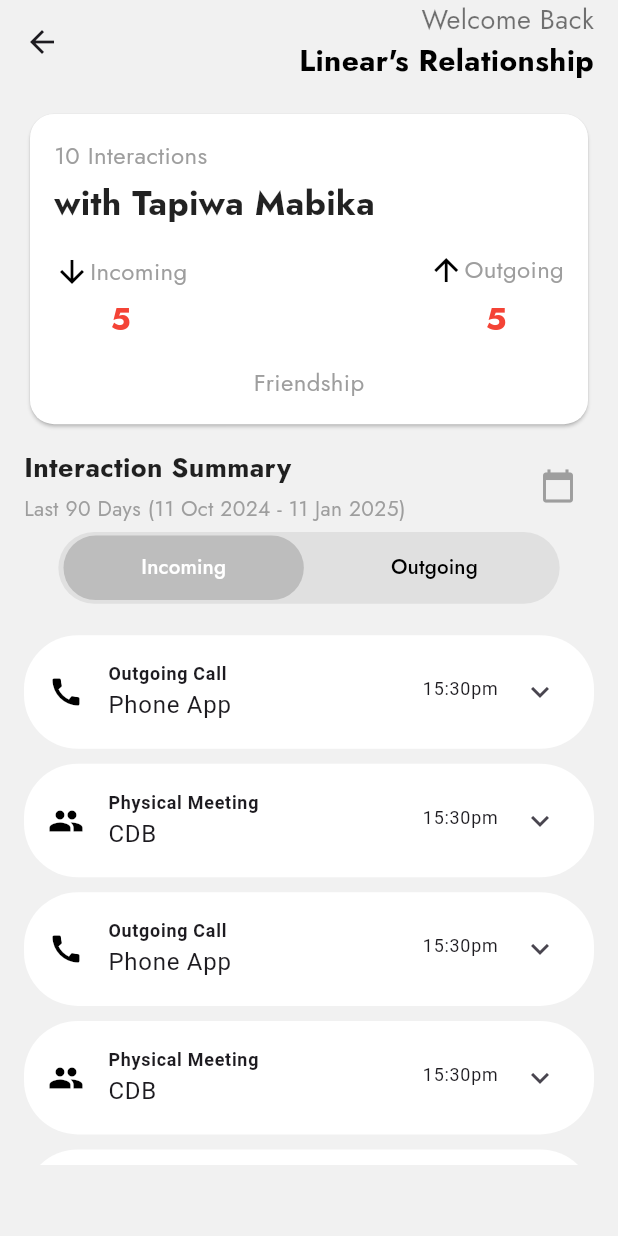
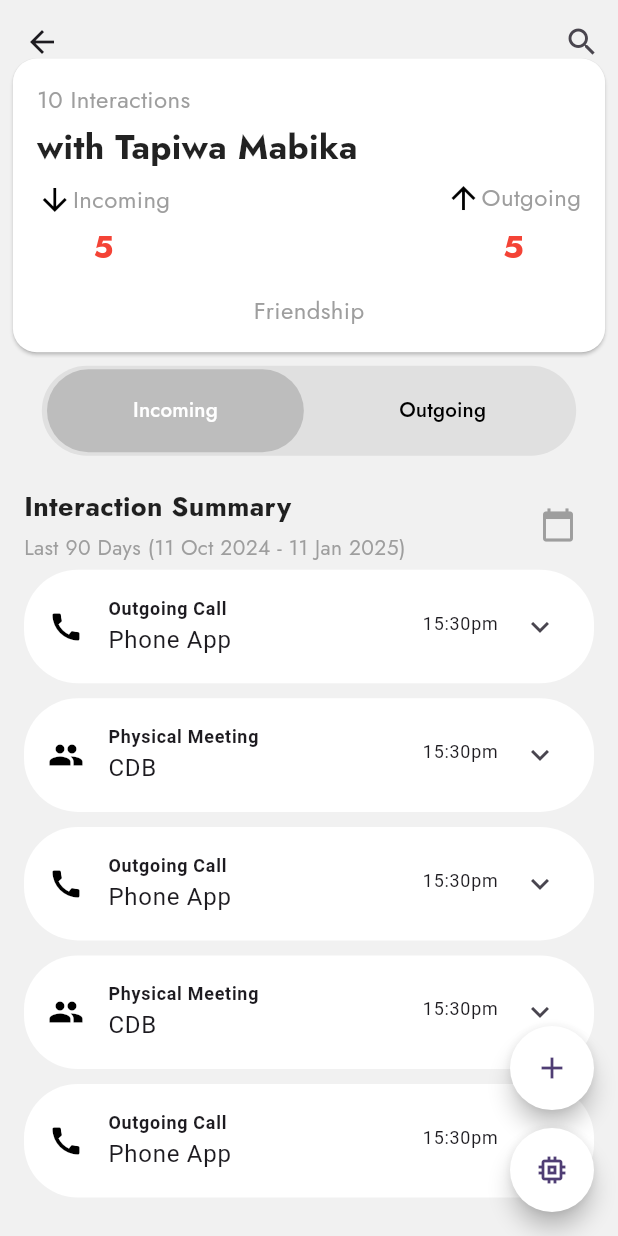
Before and after one commit to LMuchapirei/relate, a Flutter app: the RelationshipDetailsScreen screen opened directly, on a phone screen of 412 x 824 dp. Run offline on Flutter 3.47's test engine with Material 3 defaults, Android fonts, the phone set to English and light mode, and no system bars; drawn by our look-alikes of flutter_slidable; our stand-ins replace audioplayers, file_picker, flutter_screenutil, flutter_svg, google_fonts, image_picker.

Commit message:
working state 1 -- adding screens to preview media

```diff
--- a/lib/common/widgets/interaction_card.dart
+++ b/lib/common/widgets/interaction_card.dart
@@ -1,5 +1,6 @@
 import 'package:flutter/material.dart';
 import 'package:flutter_screenutil/flutter_screenutil.dart';
+import 'package:relate/common/enties/media_type.dart';
 import '../../pages/interaction_summary.dart';
 import '../values/enums.dart';
 import 'attachement_preview.dart';
@@ -37,7 +38,7 @@ class InteractionExpansionCard extends StatelessWidget {
           backgroundColor: Colors.white,
           collapsedBackgroundColor: Colors.white,
           leading:Icon(icon, color: Colors.black) ,
-          title: Container(
+          title: SizedBox(
             height: 50.h,
             child: Row(
               children: [
@@ -102,8 +103,9 @@ class InteractionExpansionCard extends StatelessWidget {
                   crossAxisSpacing: 8,
                   childAspectRatio: 1,
                 ),
-                itemCount: imageUrls.length,
+                itemCount: mediaList.length,
                 itemBuilder: (context, index) {
+                  final item = mediaList[index];
                   return GestureDetector(
                     onTap: () {
                       // Open the full-screen carousel
@@ -118,16 +120,7 @@ class InteractionExpansionCard extends StatelessWidget {
                     },
                     child: Hero(
                       tag: 'image_tag_$index',
-                      child: Container(
-                        decoration: BoxDecoration(
-                          color: Colors.grey.shade300,
-                          borderRadius: BorderRadius.circular(8.0),
-                          image: DecorationImage(
-                            image: NetworkImage(imageUrls[index]),
-                            fit: BoxFit.cover,
-                          ),
-                        ),
-                      ),
+                      child: item.getPreview(context)
                     ),
                   );
                 },
--- a/lib/pages/relationship_screen.dart
+++ b/lib/pages/relationship_screen.dart
@@ -1,21 +1,21 @@
 import 'package:flutter/material.dart';
 import 'package:flutter_screenutil/flutter_screenutil.dart';
+import 'package:flutter_slidable/flutter_slidable.dart';
 import 'package:relate/common/widgets/modals.dart';
 import 'package:relate/pages/schedule_interaction.dart';
-
 import '../common/utils.dart';
-import '../common/widgets/attachement_preview.dart';
 import '../common/widgets/date_pil.dart';
 import '../common/widgets/interaction_card.dart';
 import '../common/widgets/month_year_picker.dart';
 import '../common/widgets/mood_selection.dart';
-import 'interaction_summary.dart';
 
 
 
 
 
 class RelationshipDetailsScreen extends StatefulWidget {
+  const RelationshipDetailsScreen({super.key});
+
   @override
   State<RelationshipDetailsScreen> createState() => _RelationshipDetailsScreenState();
 }
@@ -28,62 +28,58 @@ class _RelationshipDetailsScreenState extends State<RelationshipDetailsScreen> {
   @override
   Widget build(BuildContext context) {
     return Scaffold(
-      backgroundColor: Color(0xFFF1F1F1),
-      appBar:AppBar(
-        backgroundColor: Colors.transparent,
-        elevation: 0,
-        actions: const [
+      backgroundColor: const Color(0xFFF1F1F1),
+      body: DefaultTabController(
+        length: 2,
+        child: NestedScrollView(headerSliverBuilder: (context,innBoxIsScrolled){
+          return <Widget>[
+            SliverAppBar(
+              backgroundColor: const Color(0xFFF1F1F1),
+              actions: [
+                IconButton(onPressed: (){}, icon: const Icon(Icons.search)),
+              ],
+              pinned: true,
+              floating: false,
+              expandedHeight: 200.h,
+              automaticallyImplyLeading: true,
+              flexibleSpace: FlexibleSpaceBar(
+                background: Flex(
+                  direction: Axis.vertical,
+                  mainAxisAlignment: MainAxisAlignment.end,
+                  children: [
                      Padding(
-            padding: EdgeInsets.only(right: 16.0),
-            child: Column(
-              crossAxisAlignment: CrossAxisAlignment.end,
-              children: [
-                Text(
-                  'Welcome Back',
-                  style: TextStyle(
-                    color: Colors.black54,
-                    fontSize: 18,
+                       padding:  EdgeInsets.symmetric(
+                        horizontal: 4.w ,
                        ),
-                ),
-                Center(
-                  child: Text(
-                    "Linear's Relationship",
-                    style: TextStyle(
-                      color: Colors.black,
-                      fontSize: 20,
-                      fontWeight: FontWeight.bold,
+                       child: _buildInteractionCard(),
+                     )
+                  ],
                 ),
               ),
             ),
-              ],
+             SliverPersistentHeader(
+              pinned: true,
+              delegate: CustomSliverHeaderDelegate(
+              child:  Padding(
+                padding: const EdgeInsets.all(5.0),
+                child: _buildFilterHeader(['Incoming','Outgoing']),
               ),
-          ),
-        ],
-      ),
-      body: DefaultTabController(
-        length: 2,
-        child: SizedBox(
-          height: MediaQuery.of(context).size.height,
-          child: Padding(
+              minHeight: 60,
+              maxHeight: 70
+            ))
+          ];
+        },
+         body: Padding(
            padding: const EdgeInsets.all(16.0),
            child: Column(
            crossAxisAlignment: CrossAxisAlignment.start,
            children: [
-                _buildInteractionCard(),
-                 SizedBox(height: 10.h),
              _buildInteractionSummaryHeader(context),
-                 SizedBox(height: 5.h),
               if(selectedMonth != null)
              _buildMonthSelectionDate(),
-                 if(selectedMonth != null)
-                 SizedBox(height: 5.h),
-                _buildFilterHeader(['Incoming','Outgoing']),
-                const SizedBox(height: 16),
-                Flexible(
-                  flex: 4,
-                  child: SingleChildScrollView(
+             Expanded(
                child: SizedBox(
-                      height: 300.h,
+                 width: MediaQuery.of(context).size.width,
                  child: TabBarView(
                    children: [
                      _buildInteractionList(context),
@@ -91,15 +87,13 @@ class _RelationshipDetailsScreenState extends State<RelationshipDetailsScreen> {
                    ],
                  ),
                ),
-                  ),
              )
            ],
          ),
-          ),
-        ),
+      )),
    ),
   floatingActionButton: Opacity(
-        opacity: 0,
+        opacity: 1,
         child: Column(
           mainAxisSize: MainAxisSize.min,
           children: [
@@ -131,8 +125,8 @@ class _RelationshipDetailsScreenState extends State<RelationshipDetailsScreen> {
                   // Add action for creating a new interaction
                   _showRandomInteractionPicker();
                 },
-                child: const Icon(Icons.add),
                 backgroundColor: Colors.white,
+                child: const Icon(Icons.memory),
               ),
           ],
         ),
@@ -233,7 +227,7 @@ Widget buildTab(String title) {
                   fontWeight: FontWeight.bold,
                   color: Colors.black87),
             ),
-            SizedBox(height: 16),
+            SizedBox(height: 5),
             Row(
               mainAxisAlignment: MainAxisAlignment.spaceBetween,
               children: [
@@ -388,16 +382,109 @@ Widget buildTab(String title) {
 
   Widget _buildInteractionList(BuildContext context) {
     return ListView(
-      children: List.generate(8, (index) {
-        return  InteractionExpansionCard(
+      children: List.generate(50, (index) {
+        return  Slidable(
+          startActionPane: ActionPane(
+              motion: const StretchMotion(),
+              extentRatio: 0.25,
+              children: [
+                 Expanded(
+                  flex: 1,
+                  child: Container(
+                    padding: const EdgeInsets.symmetric(
+                      horizontal: 10,
+                      vertical: 10
+                    ),
+                    decoration: const BoxDecoration(
+                      color: Colors.green,
+                      shape: BoxShape.circle,
+                      // borderRadius: BorderRadius.circular(30.h)
+                    ),
+                    child: const Icon(Icons.edit,color: Colors.white,),
+                  ),
+                ),
+              ],
+            ),
+            endActionPane: ActionPane(
+              motion: const StretchMotion(),
+              extentRatio: 0.35,
+              openThreshold: 0.3,
+              children: [
+                Expanded(
+                  flex: 1,
+                  child: Container(
+                    padding: const EdgeInsets.symmetric(
+                      horizontal: 10,
+                      vertical: 10
+                    ),
+                    decoration: const BoxDecoration(
+                      color: Colors.amber,
+                      shape: BoxShape.circle,
+                      // borderRadius: BorderRadius.circular(30.h)
+                    ),
+                    child: const Icon(Icons.bookmark,color: Colors.white,),
+                  ),
+                ),
+                Expanded(
+                  flex: 1,
+                  child: Container(
+                    padding: const EdgeInsets.symmetric(
+                      horizontal: 10,
+                      vertical: 10
+                    ),
+                    decoration: const BoxDecoration(
+                      color: Colors.red,
+                      shape: BoxShape.circle,
+                      // borderRadius: BorderRadius.circular(30.h)
+                    ),
+                    child: const Icon(Icons.delete,color: Colors.white,),
+                  ),
+                )
+              ],
+            ),
+          child: InteractionExpansionCard(
             title: index % 2 == 0 ? 'Outgoing Call' : 'Physical Meeting',
             time: '15:30pm',
             date: '12 Jan 2025',
             app: index % 2 == 0 ? 'Phone App' : 'CDB',
             icon: index % 2 == 0 ? Icons.call : Icons.group,
+          ),
         );
       }),
     );
   }
+}
 
+class CustomSliverHeaderDelegate extends SliverPersistentHeaderDelegate {
+  final double minHeight;
+  final double maxHeight;
+  final Widget child;
+
+  CustomSliverHeaderDelegate({
+    required this.minHeight,
+    required this.maxHeight,
+    required this.child,
+  });
+
+  @override
+  double get minExtent => minHeight;
+
+  @override
+  double get maxExtent => maxHeight;
+
+  @override
+  Widget build(BuildContext context, double shrinkOffset, bool overlapsContent) {
+    // Calculate current height based on the shrink offset
+    final currentHeight = (maxExtent - shrinkOffset).clamp(minExtent, maxExtent);
+
+    return SizedBox(
+      height: currentHeight,
+      child: child,
+    );
   }
+
+  @override
+  bool shouldRebuild(covariant SliverPersistentHeaderDelegate oldDelegate) {
+    return maxHeight != oldDelegate.maxExtent || minHeight != oldDelegate.minExtent;
+  }
+}
--- a/pubspec.yaml
+++ b/pubspec.yaml
@@ -33,6 +33,9 @@ dependencies:
   flutter_screenutil: ^5.9.3
   flutter_svg: ^2.0.10+1
   google_fonts: ^6.2.1
+  audioplayers:
+  video_player: ^2.4.5
+  google_maps_flutter: ^2.1.1
 
   # The following adds the Cupertino Icons font to your application.
   # Use with the CupertinoIcons class for iOS style icons.
@@ -40,6 +43,8 @@ dependencies:
   file_picker: ^8.1.3
   image_picker: ^1.1.2
   intl: ^0.19.0
+  flutter_slidable: ^3.1.1
+  audio_waveforms: ^1.1.1
 
 dev_dependencies:
   flutter_test:
```
Also changed, not shown: lib/common/enties/media_type.dart (added, +116 -0 lines), lib/common/values/enums.dart (+8 -0 lines), lib/common/widgets/mood_selection.dart (+21 -24 lines), lib/common/widgets/voice_note_view.dart (added, +60 -0 lines), lib/pages/relationships.dart (+7 -4 lines), pubspec.lock, 8 other files. Lines whose indentation alone changed are shown as unchanged.
